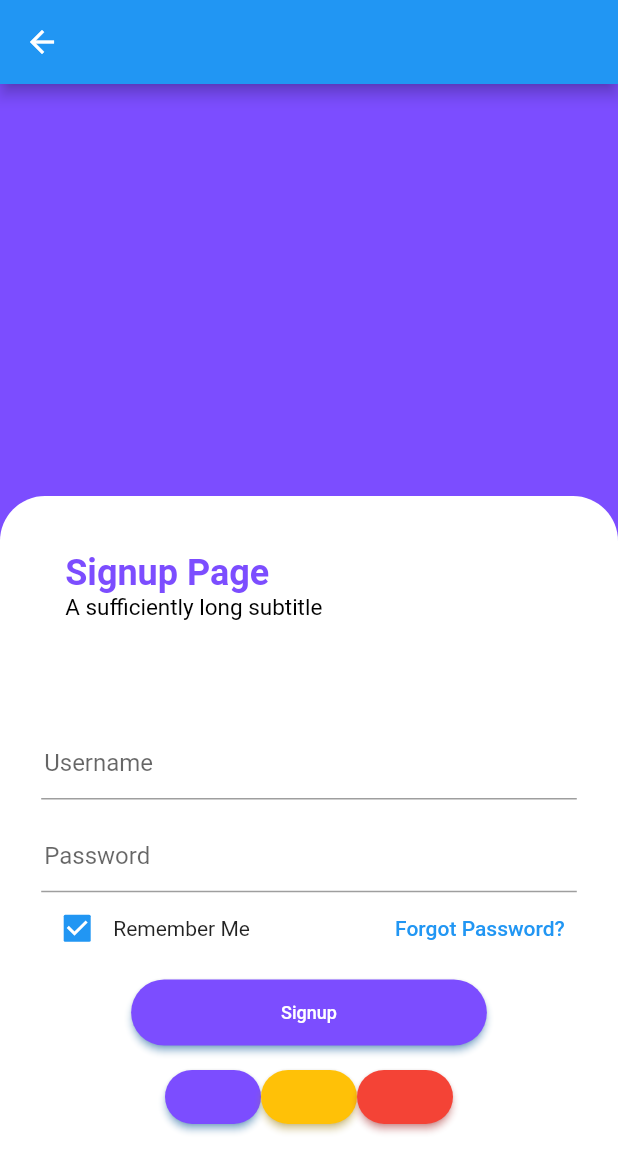
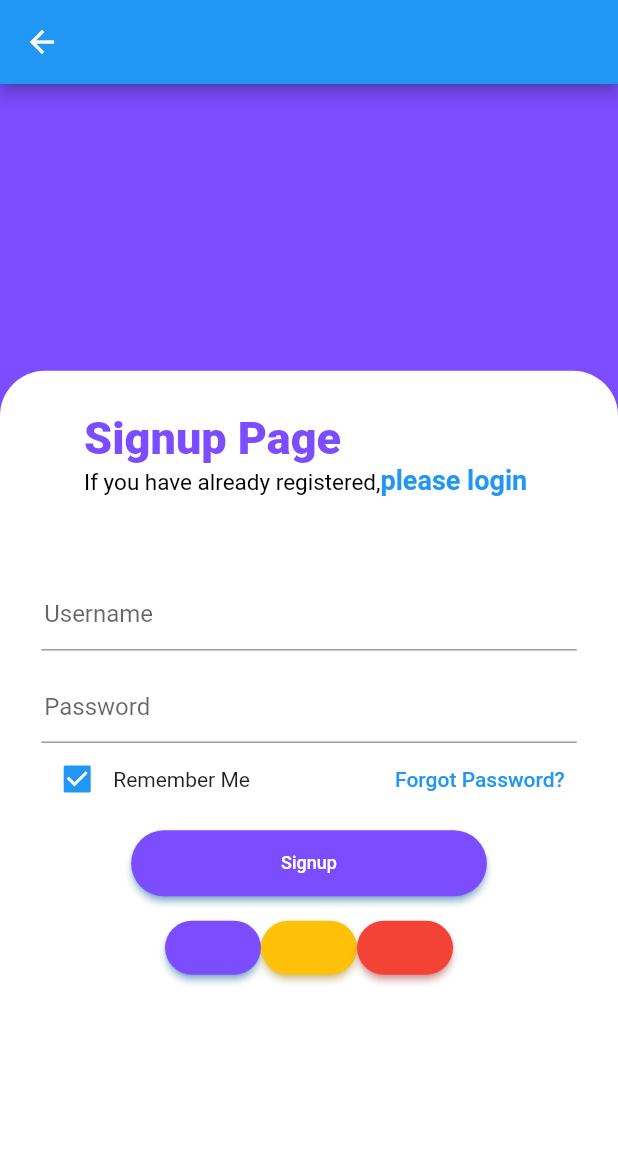
Before and after one commit to Mati515/FlutterApp, a Flutter app: the SignupPage screen opened directly, on a phone screen of 412 x 824 dp. Shown: the top 1173 px of the screen. Run offline on Flutter 3.47's test engine with Material 2 defaults, Android fonts, the phone set to English and light mode, and no system bars.

```diff
--- a/lib/src/screens/signup.dart
+++ b/lib/src/screens/signup.dart
@@ -1,6 +1,6 @@
 // import 'dart:html';
 //SignupPage
-
+import 'package:flutter/gestures.dart';
 import 'package:demo_app/src/screens/ddd.dart';
 import 'package:flutter/material.dart';
 
@@ -17,23 +17,19 @@ class _SignupPage extends State<SignupPage> {
     // bool _value = false;
     // size.width * 1;
     return Scaffold(
+      backgroundColor: Colors.deepPurpleAccent,
       appBar: AppBar(),
-      body: Container(
-        color: Colors.deepPurpleAccent,
-        padding: EdgeInsets.only(
-          top: MediaQuery.of(context).size.height / 3,
-        ),
-        height: size.height * 1.0,
-        width: size.width * 1.0,
-        child: SingleChildScrollView(
-          child: Container(
+      body: Column(
+        mainAxisAlignment: MainAxisAlignment.end,
+        children: [
+          Container(
             decoration: const BoxDecoration(
                 shape: BoxShape.rectangle,
                 color: Colors.white,
                 borderRadius: BorderRadius.only(
                     topLeft: Radius.circular(30.0),
                     topRight: Radius.circular(30.0))),
-            height: size.height * 0.8,
+            height: size.height * 0.7,
             width: size.width * 1.0,
             child: Container(
               // height: size.height * 0.4,
@@ -44,26 +40,57 @@ class _SignupPage extends State<SignupPage> {
 
               // margin: EdgeInsets.all(2.0),
               // color: Colors.amberAccent,
+
+              /* */
               child: Column(children: [
-                const ListTile(
-                  title: Text(
-                    'Signup Page',
+                // const ListTile(
+                //   title: Text(
+                //     'Login Page',
+                //     style: TextStyle(
+                //       fontSize: 24.0,
+                //       color: Colors.deepPurpleAccent,
+                //       fontWeight: FontWeight.w600,
+                //     ),
+                //   ),
+                //   subtitle: Text(
+                //     'A sufficiently long subtitle',
+                //     style: TextStyle(
+                //       fontSize: 15.0,
+                //       color: Colors.black,
+                //       fontWeight: FontWeight.w400,
+                //     ),
+                //   ),
+                // ),
+
+                RichText(
+                  text: TextSpan(
+                      text: 'Signup Page \n',
+                      style: const TextStyle(
+                          fontSize: 30,
+                          fontWeight: FontWeight.w800,
+                          color: Colors.deepPurpleAccent),
+                      children: <TextSpan>[
+                        TextSpan(
+                          text: 'If you have already registered,',
+                          style: const TextStyle(
+                              fontSize: 15,
+                              fontWeight: FontWeight.w400,
+                              color: Colors.black),
+                        ),
+                        TextSpan(
+                            text: 'please login ', //clickable
+                            recognizer: TapGestureRecognizer()
+                              ..onTap = () {
+                                print('The button is clicked!');
+                              },
                             style: TextStyle(
-                      fontSize: 24.0,
-                      color: Colors.deepPurpleAccent,
-                      fontWeight: FontWeight.w600,
-                    ),
-                  ),
-                  subtitle: Text(
-                    'A sufficiently long subtitle',
-                    style: TextStyle(
-                      fontSize: 15.0,
-                      color: Colors.black,
-                      fontWeight: FontWeight.w400,
-                    ),
-                  ),
-                ),
+                              color: Colors.blue,
+                              fontSize: 18,
+                              fontWeight: FontWeight.bold,
+                            )),
+                      ]),
 
+                  ///
                   // const Text(
                   //   'Signup Form',
                   //     style: TextStyle(
@@ -71,8 +98,12 @@ class _SignupPage extends State<SignupPage> {
                   //       fontWeight: FontWeight.bold,
                   //       fontSize: 30, //but instead of 300 it's 350
                   //     )),
-
+                ),
+                Column(
+                  children: [
                     SizedBox(height: MediaQuery.of(context).size.height / 15),
+                  ],
+                ),
                 TextFormField(
                   keyboardType: TextInputType.text,
                   decoration: const InputDecoration(
@@ -117,7 +148,7 @@ class _SignupPage extends State<SignupPage> {
                 //Pill shaped
                 ElevatedButton(
                   onPressed: () {
-                        MaterialPageRoute(builder: (context) =>  LoginPage());
+                    MaterialPageRoute(builder: (context) => const LoginPage());
                   },
                   style: ElevatedButton.styleFrom(
                     padding: const EdgeInsets.symmetric(
@@ -179,7 +210,7 @@ class _SignupPage extends State<SignupPage> {
               ]),
             ),
           ),
-        ),
+        ],
       ),
     );
   }
```
Lines whose indentation alone changed are shown as unchanged.
